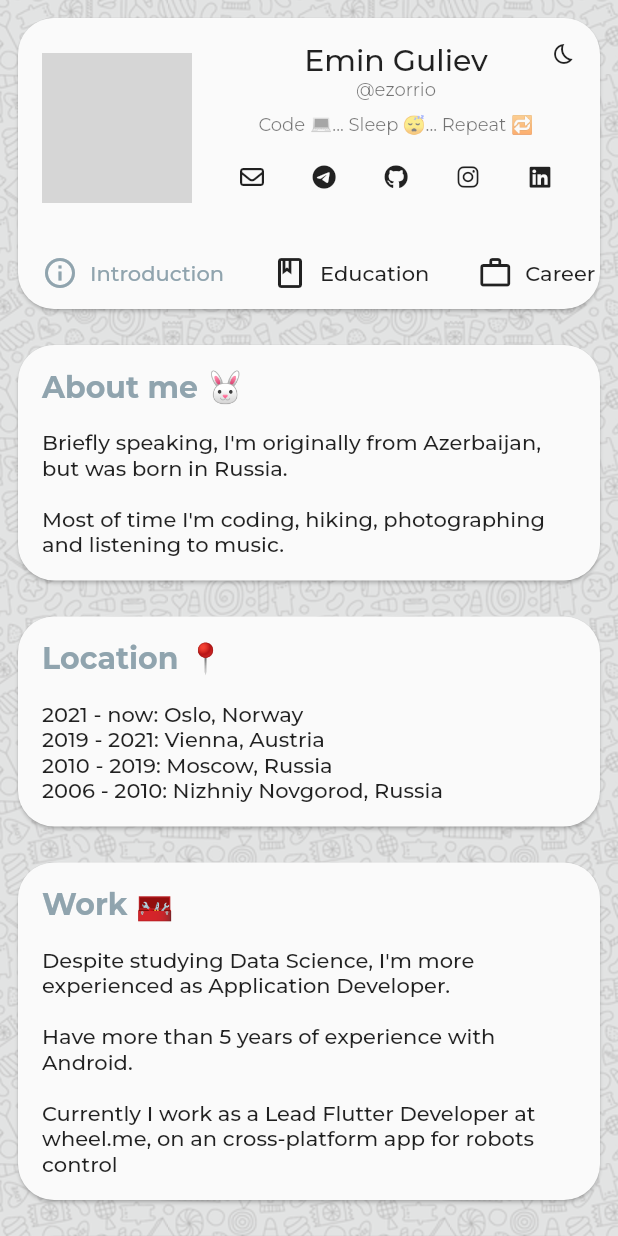
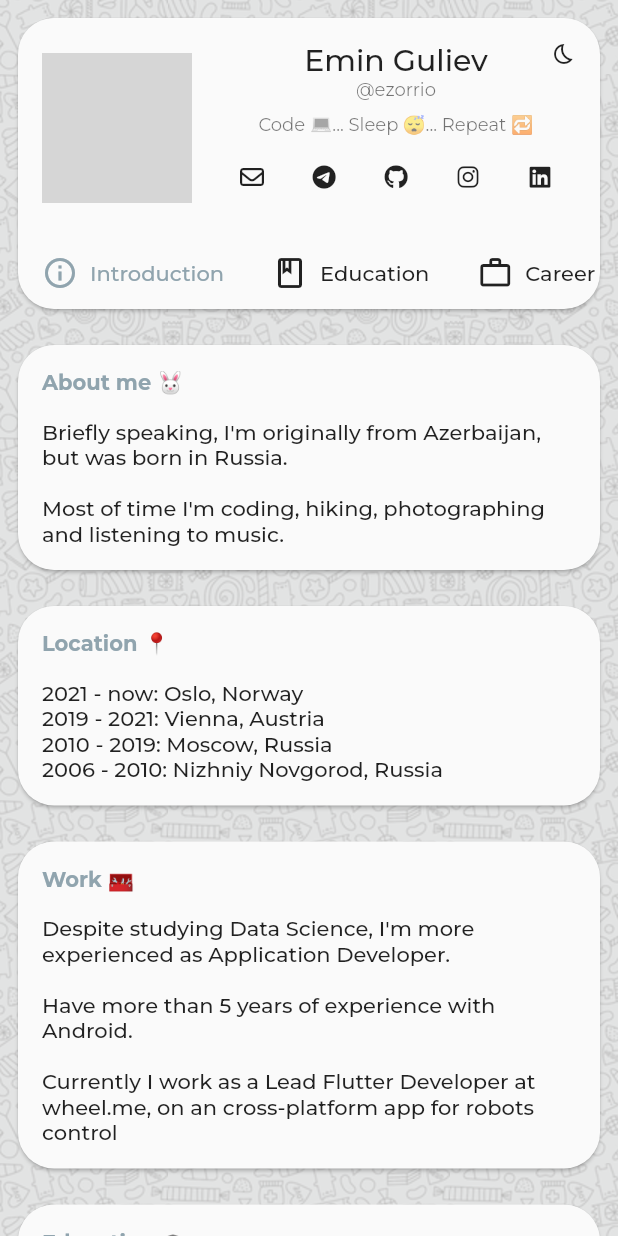
Before and after one commit to ezorrio/ezorrio.dev, a Flutter app: the screen it shows after launch, on a phone screen of 412 x 824 dp. Run offline on Flutter 3.47's test engine with Material 2 defaults, Android fonts, the light colour scheme and no system bars; our stand-ins replace bloc, flutter_bloc, font_awesome_flutter, freezed_annotation, google_fonts, shared_preferences; network calls fail; grey boxes are pictures that could not be loaded.

Commit message:
chore: Minor fixes

```diff
--- a/lib/ui/page/WorkPage.dart
+++ b/lib/ui/page/WorkPage.dart
@@ -49,8 +49,10 @@ class WorkPage extends StatelessWidget {
             crossAxisAlignment: CrossAxisAlignment.start,
             mainAxisSize: MainAxisSize.min,
             children: [
+              Text(work.position),
               Text(
-                '${work.position} (${AppUtils.formatTime(work.start!)} - ${AppUtils.formatTime(work.end!)})',
+                '${AppUtils.formatTime(work.start)} - ${AppUtils.formatTime(work.end)}',
+                style: context.textStyleCaption,
               ),
               ...work.projects.map(
                 (item) => Padding(
--- a/lib/ui/widget/AppWidgets.dart
+++ b/lib/ui/widget/AppWidgets.dart
@@ -34,7 +34,7 @@ class AppWidgets {
                 children: [
                   Expanded(
                     child: Text(title,
-                        style: context.textStyleTitle.copyWith(
+                        style: context.textStyleBody1.copyWith(
                             color: context.primaryColor,
                             fontWeight: FontWeight.bold)),
                   ),
--- a/lib/utils/AppUtils.dart
+++ b/lib/utils/AppUtils.dart
@@ -13,7 +13,7 @@ class AppUtils {
       FocusScope.of(context).requestFocus(FocusNode());
 
   static String formatTime(DateTime? time) => time != null
-      ? time.difference(DateTime.now()) < const Duration(days: 1)
+      ? DateTime.now().difference(time) < const Duration(days: 1)
           ? 'now'
           : DateFormat('yyyy/MM').format(time)
       : '?';
```
